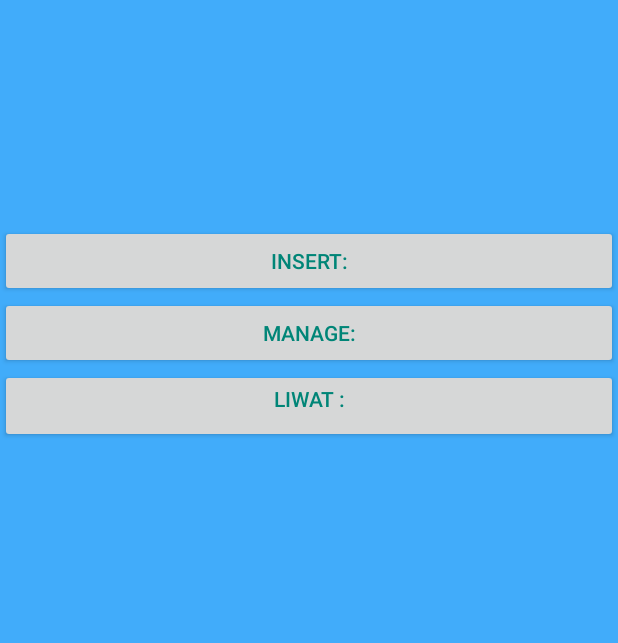
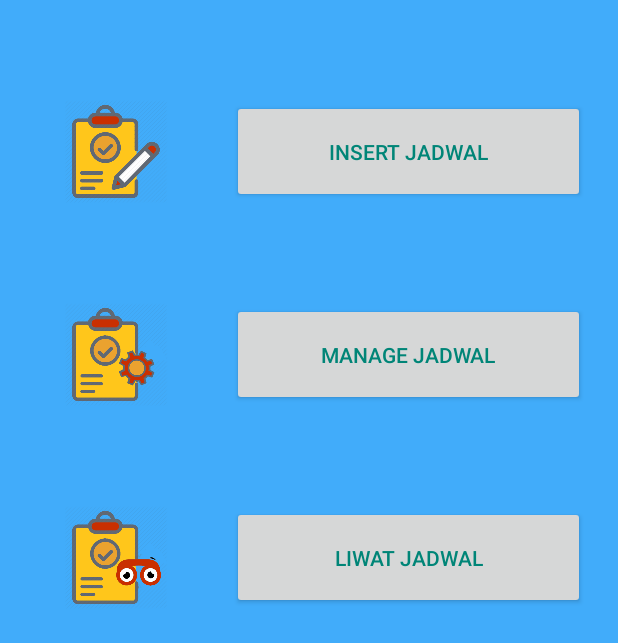
Before and after one commit to ephybobo/SekTK, an Android app: the layout activity_main_menu_ruang.xml on its own in the app's theme, with its tools: preview values and no code run, on a phone screen of 412 x 824 dp. Shown: the top 643 px of the screen. Run offline under Robolectric (Android 15) with nearby library versions, the phone set to English and light mode, and no system bars.

Commit message:
revisi ikon lihat jadwal

```diff
--- a/app/src/main/res/layout/activity_main_menu_ruang.xml
+++ b/app/src/main/res/layout/activity_main_menu_ruang.xml
@@ -2,6 +2,7 @@
 
 <RelativeLayout xmlns:android="http://schemas.android.com/apk/res/android"
 
+    xmlns:app="http://schemas.android.com/apk/res-auto"
     android:layout_width="fill_parent"
     android:layout_height="match_parent"
     android:background="#41acfa">
@@ -10,8 +11,21 @@
         android:layout_width="match_parent"
         android:layout_height="wrap_content"
         android:background="#41acfa"
-        android:orientation="vertical"
-        android:paddingTop="150dp">
+        android:orientation="vertical">
+
+        <LinearLayout
+            android:layout_width="match_parent"
+            android:layout_height="match_parent"
+            android:layout_weight="1"
+            android:orientation="horizontal"
+            android:paddingTop="30pt">
+
+            <ImageView
+                android:id="@+id/imageView2"
+                android:layout_width="wrap_content"
+                android:layout_height="match_parent"
+                android:layout_weight="0.5"
+                app:srcCompat="@drawable/insertJadwal" />
 
             <Button
                 android:id="@+id/matakuliah"
@@ -19,9 +33,27 @@
                 android:layout_height="wrap_content"
                 android:layout_alignParentBottom="true"
                 android:layout_centerHorizontal="true"
+                android:layout_weight="0.3"
+                android:paddingTop="11pt"
+                android:paddingBottom="11pt"
+                android:text="Insert Jadwal"
+                android:layout_marginRight="10pt"
+                android:textColor="@color/colorPrimary" />
+        </LinearLayout>
+
+        <LinearLayout
+            android:layout_width="match_parent"
+            android:layout_height="match_parent"
             android:layout_weight="1"
-            android:text="Insert:"
-            android:textColor="@color/colorPrimary" />
+            android:orientation="horizontal"
+            android:paddingTop="30pt">
+
+            <ImageView
+                android:id="@+id/imageView3"
+                android:layout_width="wrap_content"
+                android:layout_height="match_parent"
+                android:layout_weight="0.5"
+                app:srcCompat="@drawable/manageJadwal" />
 
             <Button
                 android:id="@+id/dosen"
@@ -29,21 +61,42 @@
                 android:layout_height="wrap_content"
                 android:layout_alignParentBottom="true"
                 android:layout_centerHorizontal="true"
+                android:layout_weight="0.3"
+                android:text="Manage Jadwal"
+                android:textColor="@color/colorPrimary"
+                android:paddingTop="11pt"
+                android:paddingBottom="11pt"
+                android:layout_marginRight="10pt" />
+
+        </LinearLayout>
+
+        <LinearLayout
+            android:layout_width="match_parent"
+            android:layout_height="match_parent"
             android:layout_weight="1"
-            android:text="Manage:"
-            android:textColor="@color/colorPrimary" />
+            android:orientation="horizontal"
+            android:paddingTop="30pt">
 
+            <ImageView
+                android:id="@+id/imageView4"
+                android:layout_width="wrap_content"
+                android:layout_height="match_parent"
+                android:layout_weight="0.5"
+                app:srcCompat="@drawable/lihatJadwal" />
             <Button
                 android:id="@+id/hari"
                 android:layout_width="match_parent"
                 android:layout_height="wrap_content"
                 android:layout_alignParentTop="true"
                 android:layout_centerHorizontal="true"
-            android:layout_weight="1"
-            android:paddingBottom="20dp"
-            android:text="Liwat :"
-            android:textColor="@color/colorPrimary" />
+                android:layout_weight="0.3"
+                android:text="Liwat Jadwal"
+                android:textColor="@color/colorPrimary"
+                android:paddingTop="11pt"
+                android:paddingBottom="11pt"
+                android:layout_marginRight="10pt" />
 
+        </LinearLayout>
     </LinearLayout>
 
 </RelativeLayout>
```
Also changed, not shown: app/src/main/res/drawable/insertRuang.png (added), app/src/main/res/drawable/lihatJadwal.png. Lines whose indentation alone changed are shown as unchanged.
